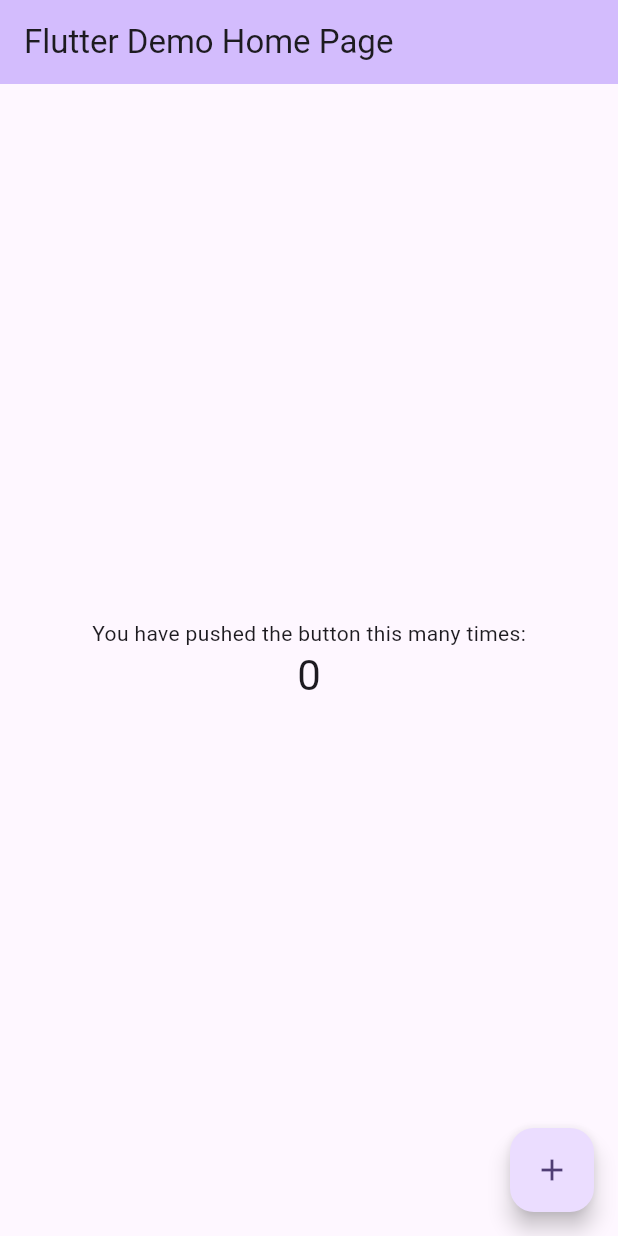
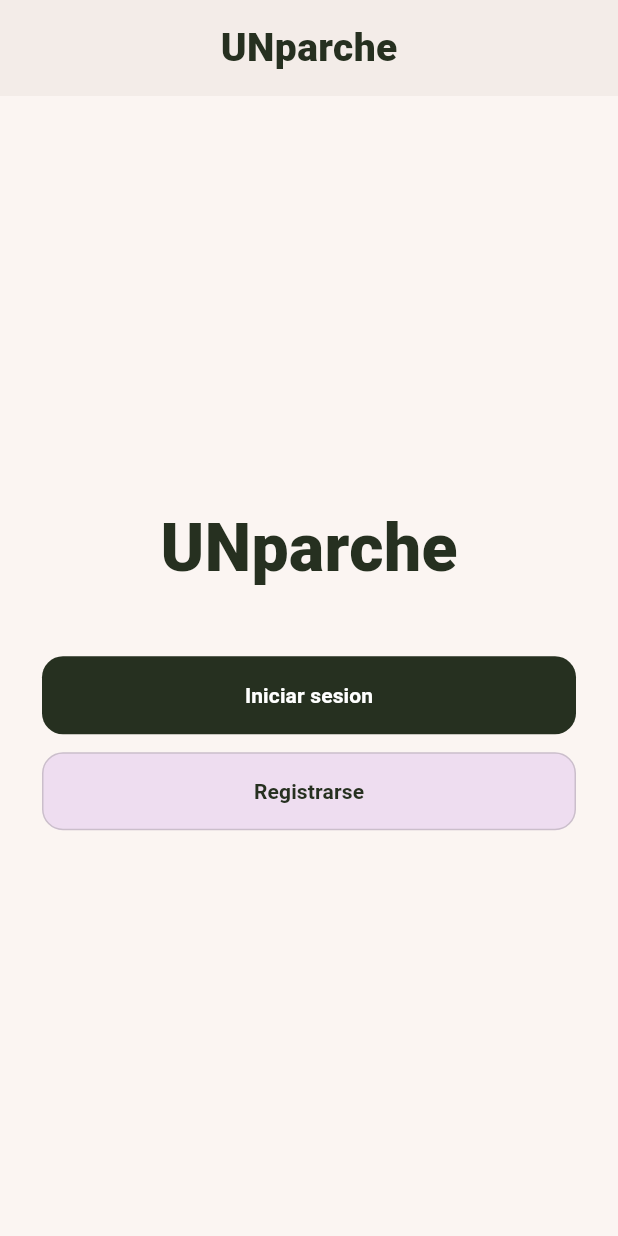
Before and after one commit to DeiberD/UNparche, a Flutter app: the screen it shows after launch, on a phone screen of 412 x 824 dp. Run offline on Flutter 3.47's test engine with Material 3 defaults, Android fonts, the phone set to English and light mode, and no system bars.

Commit message:
Base Interface

```diff
--- a/app/lib/main.dart
+++ b/app/lib/main.dart
@@ -1,122 +1,133 @@
 import 'package:flutter/material.dart';
 
 void main() {
-  runApp(const MyApp());
+  runApp(const UNparcheApp());
 }
 
-class MyApp extends StatelessWidget {
-  const MyApp({super.key});
+class UNparcheApp extends StatelessWidget {
+  const UNparcheApp({super.key});
 
-  // This widget is the root of your application.
   @override
   Widget build(BuildContext context) {
+    const background = Color(0xFFFBF5F2);
+    const surface = Color(0xFFF3ECE8);
+    const ink = Color(0xFF263020);
+    const accent = Color(0xFFEEDDF0);
+
     return MaterialApp(
-      title: 'Flutter Demo',
+      title: 'UNparche',
+      debugShowCheckedModeBanner: false,
       theme: ThemeData(
-        // This is the theme of your application.
-        //
-        // TRY THIS: Try running your application with "flutter run". You'll see
-        // the application has a purple toolbar. Then, without quitting the app,
-        // try changing the seedColor in the colorScheme below to Colors.green
-        // and then invoke "hot reload" (save your changes or press the "hot
-        // reload" button in a Flutter-supported IDE, or press "r" if you used
-        // the command line to start the app).
-        //
-        // Notice that the counter didn't reset back to zero; the application
-        // state is not lost during the reload. To reset the state, use hot
-        // restart instead.
-        //
-        // This works for code too, not just values: Most code changes can be
-        // tested with just a hot reload.
-        colorScheme: .fromSeed(seedColor: Colors.deepPurple),
+        colorScheme: ColorScheme.fromSeed(
+          seedColor: ink,
+          surface: background,
+        ),
+        scaffoldBackgroundColor: background,
+        useMaterial3: true,
       ),
-      home: const MyHomePage(title: 'Flutter Demo Home Page'),
+      home: const HomeScreen(surface: surface, ink: ink, accent: accent),
     );
   }
 }
 
-class MyHomePage extends StatefulWidget {
-  const MyHomePage({super.key, required this.title});
+class HomeScreen extends StatelessWidget {
+  const HomeScreen({
+    super.key,
+    required this.surface,
+    required this.ink,
+    required this.accent,
+  });
 
-  // This widget is the home page of your application. It is stateful, meaning
-  // that it has a State object (defined below) that contains fields that affect
-  // how it looks.
-
-  // This class is the configuration for the state. It holds the values (in this
-  // case the title) provided by the parent (in this case the App widget) and
-  // used by the build method of the State. Fields in a Widget subclass are
-  // always marked "final".
-
-  final String title;
-
-  @override
-  State<MyHomePage> createState() => _MyHomePageState();
-}
-
-class _MyHomePageState extends State<MyHomePage> {
-  int _counter = 0;
-
-  void _incrementCounter() {
-    setState(() {
-      // This call to setState tells the Flutter framework that something has
-      // changed in this State, which causes it to rerun the build method below
-      // so that the display can reflect the updated values. If we changed
-      // _counter without calling setState(), then the build method would not be
-      // called again, and so nothing would appear to happen.
-      _counter--;
-    });
-  }
+  final Color surface;
+  final Color ink;
+  final Color accent;
 
   @override
   Widget build(BuildContext context) {
-    // This method is rerun every time setState is called, for instance as done
-    // by the _incrementCounter method above.
-    //
-    // The Flutter framework has been optimized to make rerunning build methods
-    // fast, so that you can just rebuild anything that needs updating rather
-    // than having to individually change instances of widgets.
     return Scaffold(
-      appBar: AppBar(
-        // TRY THIS: Try changing the color here to a specific color (to
-        // Colors.amber, perhaps?) and trigger a hot reload to see the AppBar
-        // change color while the other colors stay the same.
-        backgroundColor: Theme.of(context).colorScheme.inversePrimary,
-        // Here we take the value from the MyHomePage object that was created by
-        // the App.build method, and use it to set our appbar title.
-        title: Text(widget.title),
-      ),
-      body: Center(
-        // Center is a layout widget. It takes a single child and positions it
-        // in the middle of the parent.
+      body: SafeArea(
         child: Column(
-          // Column is also a layout widget. It takes a list of children and
-          // arranges them vertically. By default, it sizes itself to fit its
-          // children horizontally, and tries to be as tall as its parent.
-          //
-          // Column has various properties to control how it sizes itself and
-          // how it positions its children. Here we use mainAxisAlignment to
-          // center the children vertically; the main axis here is the vertical
-          // axis because Columns are vertical (the cross axis would be
-          // horizontal).
-          //
-          // TRY THIS: Invoke "debug painting" (choose the "Toggle Debug Paint"
-          // action in the IDE, or press "p" in the console), to see the
-          // wireframe for each widget.
-          mainAxisAlignment: .center,
           children: [
-            const Text('You have pushed the button this many times:'),
-            Text(
-              '$_counter',
-              style: Theme.of(context).textTheme.headlineMedium,
+            Container(
+              height: 64,
+              width: double.infinity,
+              alignment: Alignment.center,
+              color: surface,
+              child: Text(
+                'UNparche',
+                style: TextStyle(
+                  color: ink,
+                  fontSize: 26,
+                  fontWeight: FontWeight.w800,
+                ),
+              ),
+            ),
+            Expanded(
+              child: Center(
+                child: Column(
+                  mainAxisSize: MainAxisSize.min,
+                  children: [
+                    Text(
+                      'UNparche',
+                      style: TextStyle(
+                        color: ink,
+                        fontSize: 44,
+                        fontWeight: FontWeight.w800,
+                      ),
+                    ),
+                    const SizedBox(height: 40),
+                    Padding(
+                      padding: const EdgeInsets.symmetric(horizontal: 28),
+                      child: Column(
+                        children: [
+                          SizedBox(
+                            width: double.infinity,
+                            height: 52,
+                            child: FilledButton(
+                              onPressed: () {},
+                              style: FilledButton.styleFrom(
+                                backgroundColor: ink,
+                                foregroundColor: Colors.white,
+                                shape: RoundedRectangleBorder(
+                                  borderRadius: BorderRadius.circular(14),
+                                ),
+                              ),
+                              child: const Text(
+                                'Iniciar sesion',
+                                style: TextStyle(fontWeight: FontWeight.w700),
+                              ),
+                            ),
+                          ),
+                          const SizedBox(height: 12),
+                          SizedBox(
+                            width: double.infinity,
+                            height: 52,
+                            child: OutlinedButton(
+                              onPressed: () {},
+                              style: OutlinedButton.styleFrom(
+                                backgroundColor: accent,
+                                foregroundColor: ink,
+                                side: BorderSide(color: ink.withAlpha(45)),
+                                shape: RoundedRectangleBorder(
+                                  borderRadius: BorderRadius.circular(14),
+                                ),
+                              ),
+                              child: const Text(
+                                'Registrarse',
+                                style: TextStyle(fontWeight: FontWeight.w700),
+                              ),
+                            ),
+                          ),
+                        ],
+                      ),
+                    ),
+                  ],
+                ),
+              ),
             ),
           ],
         ),
       ),
-      floatingActionButton: FloatingActionButton(
-        onPressed: _incrementCounter,
-        tooltip: 'Increment',
-        child: const Icon(Icons.add),
-      ),
     );
   }
 }
```
Also changed, not shown: 1 other file.
